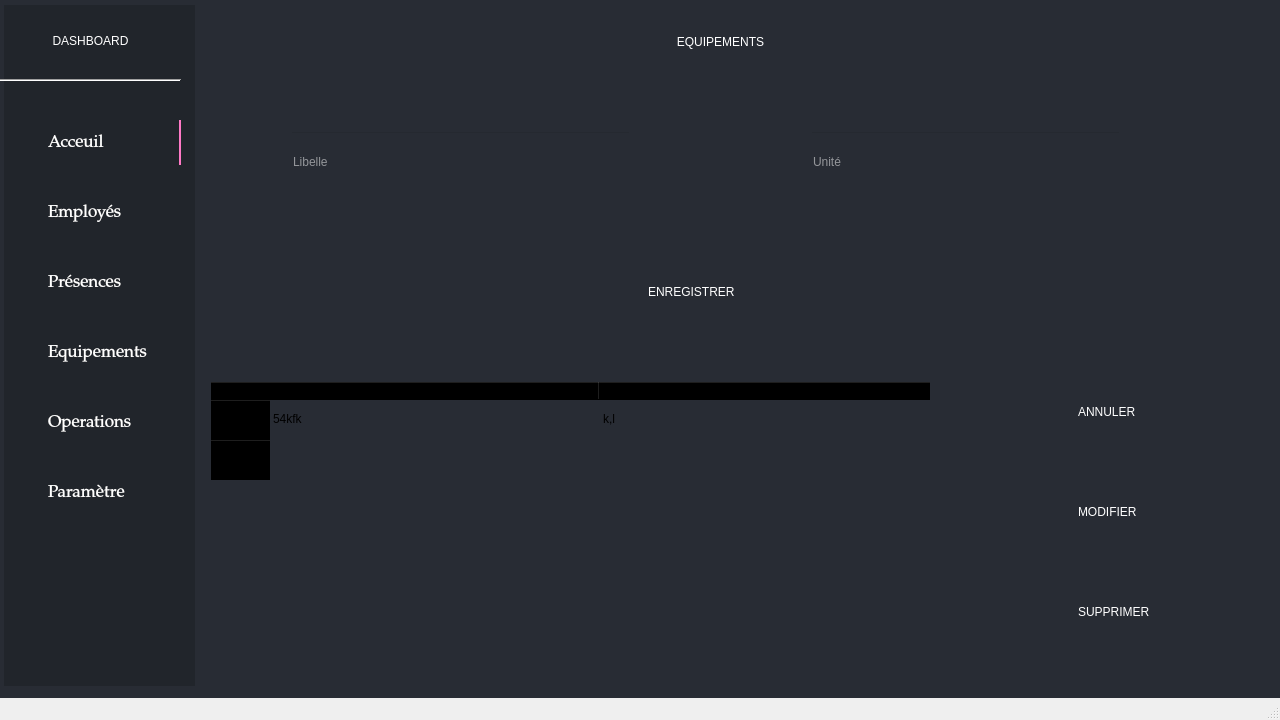
Above: design/main.ui from Sminth/gest_stock_py before the change. Below: the same form after it.
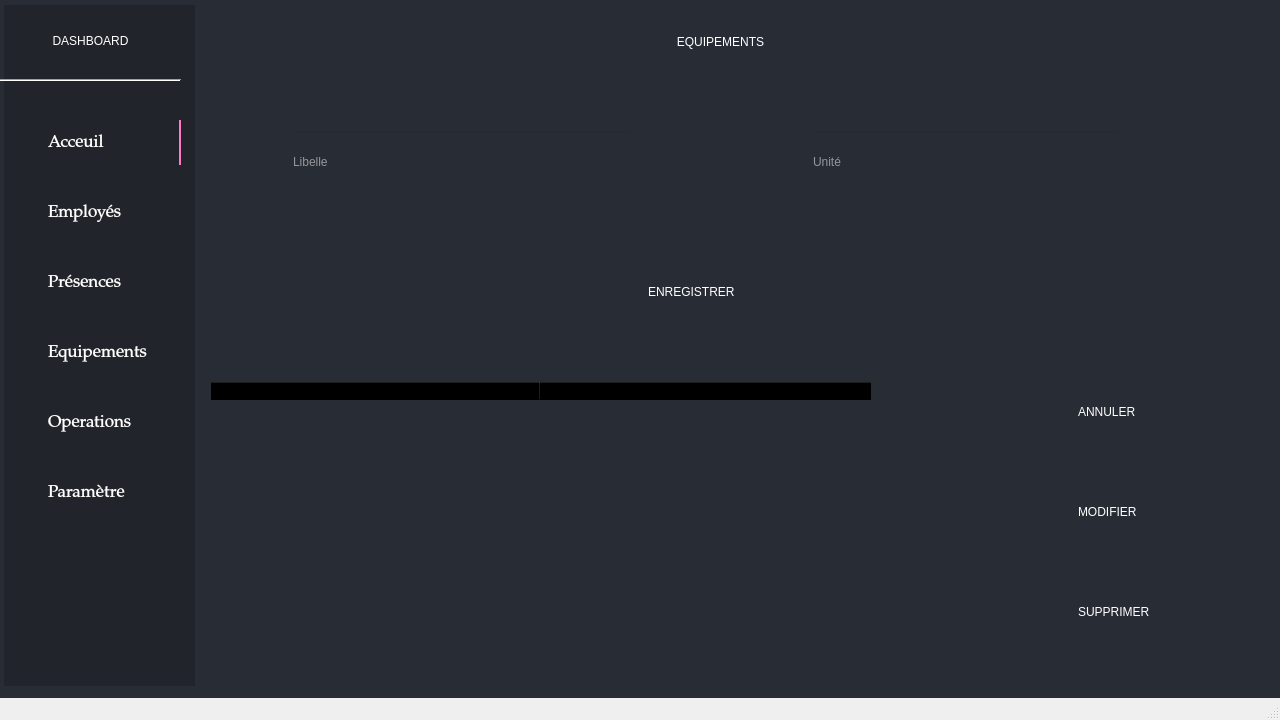
That is the form after the change. The open tabs and pages were chosen to show the change. Icons and pictures are not drawn.

```diff
--- a/design/main.ui
+++ b/design/main.ui
@@ -1409,16 +1409,6 @@
       <attribute name="verticalHeaderDefaultSectionSize">
        <number>40</number>
       </attribute>
-      <row>
-       <property name="text">
-        <string>New Row</string>
-       </property>
-      </row>
-      <row>
-       <property name="text">
-        <string>New Row</string>
-       </property>
-      </row>
       <column>
        <property name="text">
         <string>Libellé</string>
@@ -1429,16 +1419,6 @@
         <string>Unité</string>
        </property>
       </column>
-      <item row="0" column="0">
-       <property name="text">
-        <string>54kfk</string>
-       </property>
-      </item>
-      <item row="0" column="1">
-       <property name="text">
-        <string>k,l</string>
-       </property>
-      </item>
      </widget>
      <widget class="QPushButton" name="valider_6">
       <property name="geometry">
```
Left out of the diff: 22 changed lines with no effect on the pictures.
